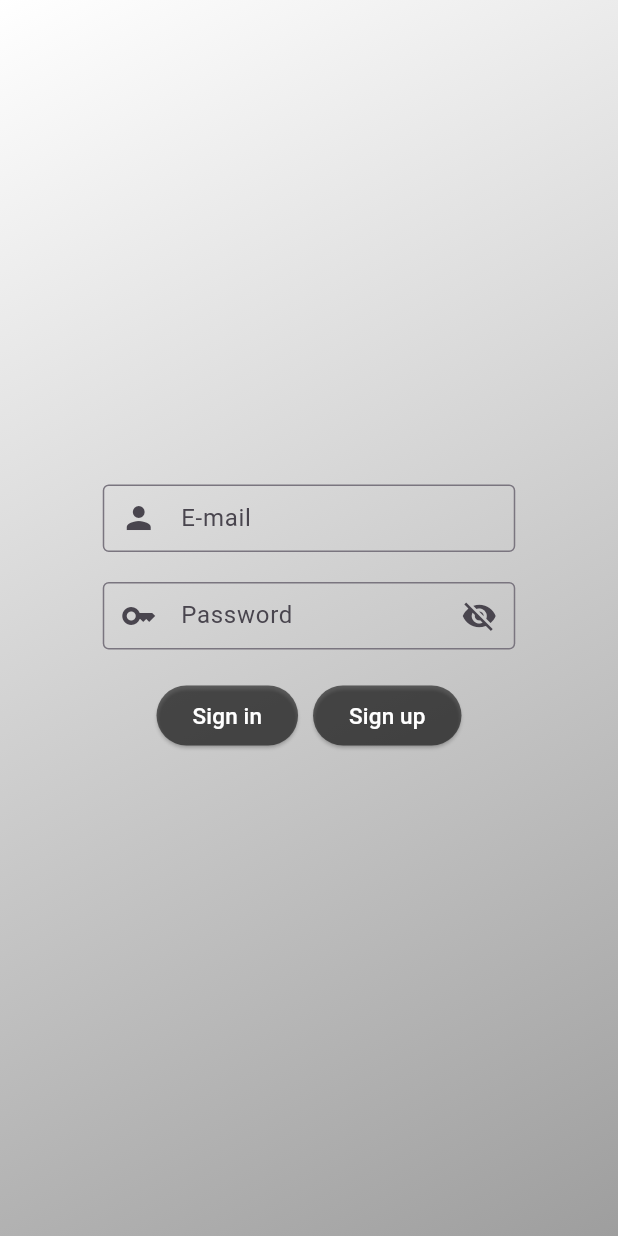
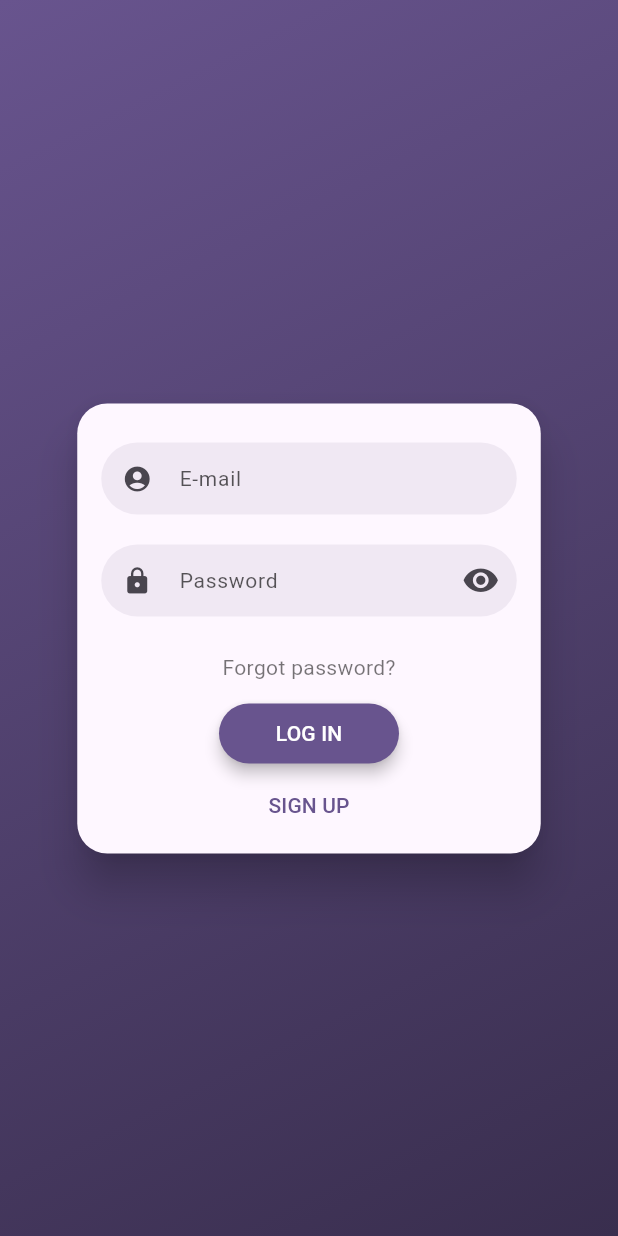
Before and after one commit to gizemssarikaya/newsmobileapplication, a Flutter app: the LoginPage widget shown alone on an empty page, opened directly, on a phone screen of 412 x 824 dp. Run offline on Flutter 3.47's test engine with Material 2 defaults, Android fonts, the phone set to English and light mode, and no system bars; drawn by our look-alikes of flutter_login; our stand-ins replace dio, firebase_auth, firebase_core, get; accounts and stored records are empty; network calls fail; statements that could not run were skipped.

Commit message:
commit ek

```diff
--- a/lib/controller/login_controller.dart
+++ b/lib/controller/login_controller.dart
@@ -0,0 +1,30 @@
+import 'package:dictionary_web/page/first_page.dart';
+import 'package:dictionary_web/page/login_page.dart';
+import 'package:dictionary_web/service/auth.dart';
+import 'package:get/get.dart';
+
+import '../models/news.dart';
+
+class LoginController extends GetxController {
+  late AuthService authService;
+  @override
+  void onInit() {
+    super.onInit();
+    authService = AuthService();
+  }
+
+  Future<void> errorMesaggeControl(String email, String password) async {
+    String message = authService.signIn(email, password).toString();
+    print(message.toString());
+    if (message == "_Future<String?>") {
+      Get.to(FirstPage());
+    } else if (message == "1") {
+      Get.snackbar("Hata", "Bilgilerinizi kontrol edin");
+      Get.to(FirstPage());
+    }
+  }
+
+  void changeisExpanded(News item){
+    item.isExpanded = !item.isExpanded;
+  }
+}
--- a/lib/models/news.dart
+++ b/lib/models/news.dart
@@ -0,0 +1,17 @@
+
+import 'package:json_annotation/json_annotation.dart';
+part 'news.g.dart';
+@JsonSerializable()
+class News{
+  int id;
+  bool isExpanded;
+  String title;
+  String abstract;
+
+  News({this.isExpanded =false ,required this.id,required this.title,required this.abstract});
+
+    factory News.fromJson(Map<String, dynamic> json) => _$NewsFromJson(json);
+  Map<String, dynamic> toJson() => _$NewsToJson(this);
+
+
+}
--- a/lib/page/login_page.dart
+++ b/lib/page/login_page.dart
@@ -1,110 +1,46 @@
-import 'package:dictionary_web/service/auth.dart';
 import 'package:flutter/material.dart';
+import 'package:flutter_login/flutter_login.dart';
+import 'package:get/get.dart';
+import 'package:dictionary_web/controller/login_controller.dart';
 
-class LoginPage extends StatefulWidget {
-  const LoginPage({super.key});
-
+// ignore: must_be_immutable
+class LoginPage extends GetView<LoginController> {
+  LoginPage({super.key});
   @override
-  State<LoginPage> createState() => _LoginPageState();
-}
-
-class _LoginPageState extends State<LoginPage> {
-  bool hidePassword = true;
-  TextEditingController emailController = TextEditingController();
-  TextEditingController passwordController = TextEditingController();
-  AuthService authService = AuthService();
-
+  late LoginController controller;
   @override
   Widget build(BuildContext context) {
-    return Scaffold(
-        body: Container(
-      decoration: const BoxDecoration(
-          gradient: LinearGradient(
-              tileMode: TileMode.clamp,
-              begin: Alignment.topLeft,
-              end: Alignment.bottomRight,
-              colors: [Colors.white, Colors.grey])),
-      child: Column(
-        mainAxisAlignment: MainAxisAlignment.center,
-        children: [
-          SizedBox(
-            width: 275,
-            height: 45,
-            child: TextField(
-              controller: emailController,
-              style: const TextStyle(
-                fontSize: 17,
-                color: Colors.black,
-              ),
-              decoration: const InputDecoration(
-                  prefixIcon: Icon(Icons.person),
-                  hintText: "E-mail",
-                  labelText: "E-mail",
-                  border: OutlineInputBorder(
-                      borderRadius: BorderRadius.all(Radius.circular(4)))),
-            ),
-          ),
-          const Padding(padding: EdgeInsets.only(bottom: 20)),
-          SizedBox(
-            width: 275,
-            height: 45,
-            child: TextField(
-              controller: passwordController,
-              style: const TextStyle(
-                fontSize: 17,
-                color: Colors.black,
-              ),
-              obscureText: hidePassword,
-              decoration: InputDecoration(
-                  prefixIcon: const Icon(Icons.key_sharp),
-                  suffixIcon: IconButton(
-                    icon: hidePassword == true
-                        ? const Icon(Icons.visibility_off)
-                        : const Icon(Icons.visibility),
-                    onPressed: () {
-                      setState(() {
-                        hidePassword = !hidePassword;
-                      });
-                    },
-                  ),
-                  hintText: "Password",
-                  labelText: "Password",
-                  border: const OutlineInputBorder(
-                      borderRadius: BorderRadius.all(Radius.circular(4)))),
-            ),
-          ),
-          const Padding(padding: EdgeInsets.all(10)),
-          Row(
-            mainAxisAlignment: MainAxisAlignment.center,
-            children: [
-              ElevatedButton(
-                style: ButtonStyle(
-                  backgroundColor: MaterialStateProperty.all(Colors.black54),
-                ),
-                onPressed: () {},
-                child: const Text(
-                  "Sign in",
-                  style: TextStyle(color: Colors.white, fontSize: 15),
-                ),
-              ),
-              Padding(padding: EdgeInsets.all(5)),
-              ElevatedButton(
-                  style: ButtonStyle(
-                    backgroundColor: MaterialStateProperty.all(Colors.black54),
-                  ),
-                  onPressed: () {
-                    authService
-                        .signIn(emailController.text, passwordController.text)
-                        .then((value) => print("giriş yapıldı"));
-                  },
-                  child: const Text(
-                    "Sign up",
-                    style: TextStyle(color: Colors.white, fontSize: 15),
-                  ))
-            ],
-          )
-        ],
+    controller = Get.put(LoginController());
+    return FlutterLogin(
+      onLogin: onLogin,
+      onSignup: onSignup,
+      onRecoverPassword: onRecovery,
+      messages: LoginMessages(
+        userHint: 'E-mail',
+        passwordHint: 'Password',
+        confirmPasswordHint: 'Confirm',
+        loginButton: 'LOG IN',
+        signupButton: 'SIGN UP',
+        forgotPasswordButton: 'Forgot password?',
+        recoverPasswordButton: 'HELP ME',
+        confirmPasswordError: 'Not match!',
+        recoverPasswordSuccess: 'Password rescued successfully',
       ),
-    ));
+    );
+  }
+
+  Future<String?>? onLogin(LoginData data) async {
+    await controller.errorMesaggeControl(data.name, data.password);
+    // await authService.signIn(data.name, data.password);
+    return null;
+  }
+
+  Future<String?>? onSignup(SignupData data) async {
+    //  await authService.createPerson(data.name!, data.password!);
+    return null;
+  }
+
+  Future<String?>? onRecovery(String value) {
+    return null;
   }
 }
--- a/lib/service/auth.dart
+++ b/lib/service/auth.dart
@@ -1,17 +1,36 @@
-import 'package:cloud_firestore/cloud_firestore.dart';
 import 'package:firebase_auth/firebase_auth.dart';
+import 'package:flutter/material.dart';
 
 class AuthService {
-  final FirebaseAuth _auth = FirebaseAuth.instance;
-  final FirebaseFirestore _firestore = FirebaseFirestore.instance;
+  late FirebaseAuth auth;
+  AuthService() {
+    auth = FirebaseAuth.instance;
+  }
 
-  Future<User?> signIn(String email, String password) async {
-    var user = await _auth.signInWithEmailAndPassword(
-        email: email, password: password);
-    return user.user;
+  Future<String?> signIn(String email, String password) async {
+    try {
+      final user = await auth.signInWithEmailAndPassword(
+          email: email, password: password);
+
+      return null;
+    } on FirebaseAuthException catch (exception) {
+      debugPrint(exception.toString());
+
+      return 'Hata çıktı';
+    } on Exception catch (exception) {
+      debugPrint(exception.toString());
+
+      return 'Hata çıktı';
+    }
+  }
+
+  Future<String?> createPerson(String email, String password) async {
+    await auth.createUserWithEmailAndPassword(email: email, password: password);
+
+    return null;
   }
 
   signout() async {
-    return await _auth.signOut();
+    return await auth.signOut();
   }
 }
```
Also changed, not shown: lib/main.dart (+12 -3 lines), lib/page/first_page.dart (added, +74 -0 lines), lib/service/news_service.dart (added, +40 -0 lines), pubspec.yaml (+10 -73 lines), assets/images/resim.webp (renamed from lib/assets/resim.webp), assets/images/resim2.jpg (renamed from lib/assets/resim2.jpg), lib/models/news.g.dart (added), pubspec.lock.
